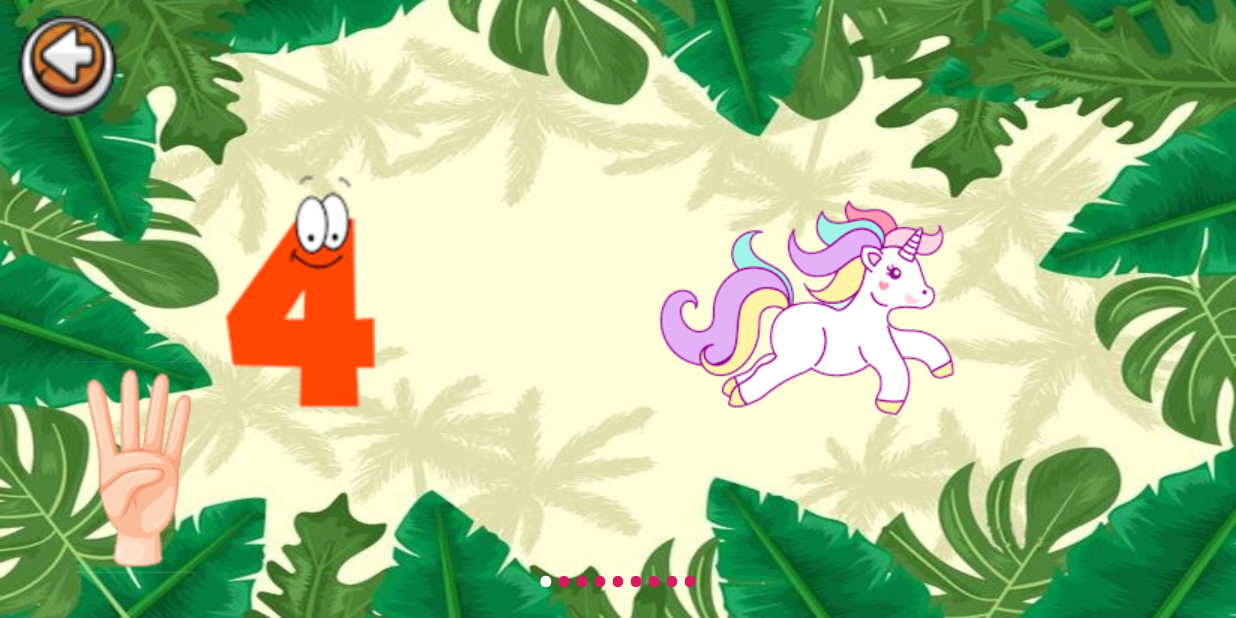
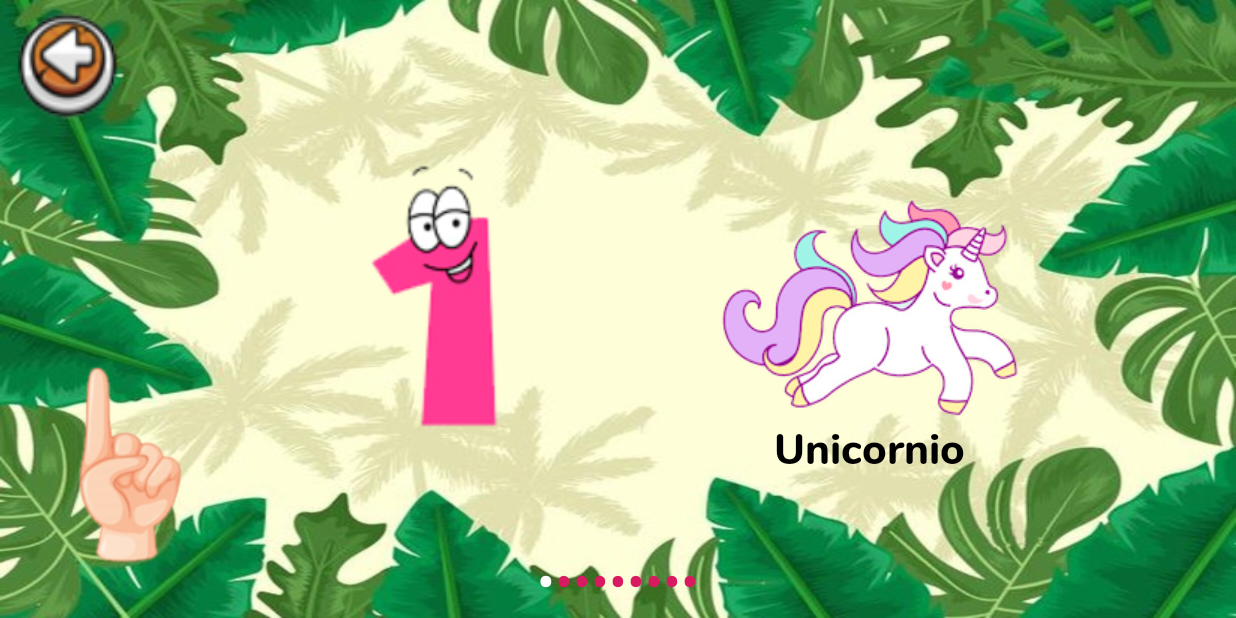
Before and after one commit to emerdeveloper/ZooMathias, an Android app: the RecognizeActivity screen opened directly, with no data from a screen before it, on a phone screen of 824 x 412 dp (held sideways). Run offline under Robolectric (Android 15) with nearby library versions, the phone set to English and light mode, and no system bars.

Commit message:
change background on recognize

```diff
--- a/app/src/main/java/co/com/zoomathias/zoomathias/RecognizeActivity.kt
+++ b/app/src/main/java/co/com/zoomathias/zoomathias/RecognizeActivity.kt
@@ -21,6 +21,7 @@ class RecognizeActivity : AppCompatActivity() {
         img_return.setOnClickListener { finish() }
         sliderAdapter = CountViewPagerAdapter(this)
         viewPagerContainer.adapter = sliderAdapter
+        img_background.tag = "jungle"
 
         addIndicators(0)
         viewPagerContainer?.addOnPageChangeListener(object : ViewPager.OnPageChangeListener {
@@ -33,6 +34,17 @@ class RecognizeActivity : AppCompatActivity() {
             }
             override fun onPageSelected(position: Int) {
                 addIndicators(position)
+                if (position == 1 || position == 2) {
+                    if (img_background.tag == "jungle") {
+                        img_background.setImageResource(R.drawable.img_count_background_water)
+                        img_background.tag = "water"
+                    }
+                } else {
+                    if (img_background.tag == "water") {
+                        img_background.setImageResource(R.drawable.img_count_background_jungle)
+                        img_background.tag = "jungle"
+                    }
+                }
             }
 
         })
--- a/app/src/main/java/co/com/zoomathias/zoomathias/businesslogic/RecognizeBrain.kt
+++ b/app/src/main/java/co/com/zoomathias/zoomathias/businesslogic/RecognizeBrain.kt
@@ -2,39 +2,71 @@ package co.com.zoomathias.zoomathias.businesslogic
 
 import android.view.View
 import android.widget.ImageView
+import android.widget.TextView
 import co.com.zoomathias.zoomathias.R
+import co.com.zoomathias.zoomathias.models.Recognize
 
 class RecognizeBrain {
 
-    //number
-    //hand
-    //Animal
+    private var resourcesImages = resourcesToPrint()
 
-    private fun numberResourceImages() : ArrayList<Int> {
-        val characters: ArrayList<Int> = ArrayList()
-        characters.add(R.drawable.number_one_recognize)
-        characters.add(R.drawable.number_two_recognize)
-        characters.add(R.drawable.number_three_recognize)
-        characters.add(R.drawable.number_four_recognize)
-        characters.add(R.drawable.number_five_recognize)
-        characters.add(R.drawable.number_six_recognize)
-        characters.add(R.drawable.number_seven_recognize)
-        characters.add(R.drawable.number_eight_recognize)
-        characters.add(R.drawable.number_nine_recognize)
-        return characters
+    fun showNumber(viewNumber: ImageView, position: Int) {
+        viewNumber.setImageResource(resourcesImages[position].number)
     }
 
-    private fun handResourceImages() : ArrayList<Int> {
-        val characters: ArrayList<Int> = ArrayList()
-        characters.add(R.drawable.hand_number_one)
-        characters.add(R.drawable.hand_number_two)
-        characters.add(R.drawable.hand_number_three)
-        characters.add(R.drawable.hand_number_four)
-        characters.add(R.drawable.hand_number_five)
-        characters.add(R.drawable.number_six_recognize)
-        characters.add(R.drawable.number_seven_recognize)
-        characters.add(R.drawable.number_eight_recognize)
-        characters.add(R.drawable.number_nine_recognize)
-        return characters
+    fun showAnimal(viewAnimal: ImageView, animalName: TextView, position: Int) {
+        viewAnimal.setImageResource(resourcesImages[position].animal)
+        animalName.text = resourcesImages[position].animalName
+    }
+
+    fun showHands(viewHandOne: ImageView, viewHandTwo: ImageView, position: Int) {
+        viewHandOne.setImageResource(resourcesImages[position].hand[0])
+        if (position > 4) {
+            viewHandTwo.visibility = View.VISIBLE
+            viewHandTwo.setImageResource(resourcesImages[position].hand[1])
+        } else {
+            viewHandTwo.visibility = View.GONE
+        }
+    }
+
+    fun getResourceCount(): Int {
+        return resourcesImages.size
+    }
+
+    private fun resourcesToPrint(): ArrayList<Recognize> {
+        val resources: ArrayList<Recognize> = ArrayList()
+        var hands: ArrayList<Int> = ArrayList()
+        hands.add(R.drawable.hand_number_one)
+        resources.add(Recognize(R.drawable.number_one, hands, R.drawable.animal_r_unicorn, "Unicornio"))
+        hands = ArrayList()
+        hands.add(R.drawable.hand_number_two)
+        resources.add(Recognize(R.drawable.number_two, hands, R.drawable.animal_r_dolphin, "Delfin"))
+        hands = ArrayList()
+        hands.add(R.drawable.hand_number_three)
+        resources.add(Recognize(R.drawable.number_three, hands, R.drawable.animal_r_shark, "Tiburón"))
+        hands = ArrayList()
+        hands.add(R.drawable.hand_number_four)
+        resources.add(Recognize(R.drawable.number_four, hands, R.drawable.animal_r_kangaroo, "Canguro"))
+        hands = ArrayList()
+        hands.add(R.drawable.hand_number_five)
+        resources.add(Recognize(R.drawable.number_five, hands, R.drawable.animal_r_camel, "Camello"))
+        hands = ArrayList()
+        hands.add(R.drawable.hand_number_five)
+        hands.add(R.drawable.hand_number_one)
+        resources.add(Recognize(R.drawable.number_six, hands, R.drawable.animal_r_snake, "Serpiente"))
+        hands = ArrayList()
+        hands.add(R.drawable.hand_number_five)
+        hands.add(R.drawable.hand_number_two)
+        resources.add(Recognize(R.drawable.number_seven, hands, R.drawable.animal_r_toad, "Sapo"))
+        hands = ArrayList()
+        hands.add(R.drawable.hand_number_five)
+        hands.add(R.drawable.hand_number_three)
+        resources.add(Recognize(R.drawable.number_eight, hands, R.drawable.animal_r_bear, "Oso"))
+        hands = ArrayList()
+        hands.add(R.drawable.hand_number_five)
+        hands.add(R.drawable.hand_number_four)
+        resources.add(Recognize(R.drawable.number_nine, hands, R.drawable.animal_r_otter, "Nutria"))
+
+        return resources
     }
 }
--- /dev/null
+++ b/app/src/main/java/co/com/zoomathias/zoomathias/models/Recognize.kt
@@ -0,0 +1,3 @@
+package co.com.zoomathias.zoomathias.models
+
+data class Recognize (val number: Int, val hand: ArrayList<Int>, val animal: Int, val animalName: String)
--- a/app/src/main/java/co/com/zoomathias/zoomathias/utils/CountViewPagerAdapter.kt
+++ b/app/src/main/java/co/com/zoomathias/zoomathias/utils/CountViewPagerAdapter.kt
@@ -5,23 +5,30 @@ import android.view.LayoutInflater
 import android.view.View
 import android.view.ViewGroup
 import android.widget.ImageView
+import android.widget.TextView
 import androidx.constraintlayout.widget.ConstraintLayout
 import androidx.viewpager.widget.PagerAdapter
 import co.com.zoomathias.zoomathias.R
+import co.com.zoomathias.zoomathias.businesslogic.RecognizeBrain
 
 class CountViewPagerAdapter(private val mContext: Context) : PagerAdapter() {
 
     lateinit var layoutInflater: LayoutInflater
-
-    private var numberImages = numberResourceImages()
+    private val recognizeBrain = RecognizeBrain()
 
     override fun instantiateItem(container: ViewGroup, position: Int): Any {
         layoutInflater = mContext.getSystemService(Context.LAYOUT_INFLATER_SERVICE) as LayoutInflater
         var view = layoutInflater.inflate(R.layout.slider_recognize, container, false)
 
-        var numberImages = view.findViewById<ImageView>(R.id.img_number)
-        var handImages = view.findViewById<ImageView>(R.id.img_hand)
-        var animalImages = view.findViewById<ImageView>(R.id.animal_recognize)
+        var numberImage = view.findViewById<ImageView>(R.id.img_number)
+        var handImageOne = view.findViewById<ImageView>(R.id.img_hand)
+        var handImageTwo = view.findViewById<ImageView>(R.id.img_hand2)
+        var animalImage = view.findViewById<ImageView>(R.id.animal_recognize)
+        var animalName = view.findViewById<TextView>(R.id.labelAnimalName)
+
+        recognizeBrain.showAnimal(animalImage, animalName, position)
+        recognizeBrain.showNumber(numberImage, position)
+        recognizeBrain.showHands(handImageOne, handImageTwo, position)
 
         container.addView(view)
         return view
@@ -32,34 +39,10 @@ class CountViewPagerAdapter(private val mContext: Context) : PagerAdapter() {
     }
 
     override fun getCount(): Int {
-        return numberImages.size
+        return recognizeBrain.getResourceCount()
     }
 
     override fun destroyItem(container: ViewGroup, position: Int, o: Any) {
         container.removeView(o as ConstraintLayout)
     }
-
-    private fun numberResourceImages() : ArrayList<Int> {
-        val characters: ArrayList<Int> = ArrayList()
-        characters.add(R.drawable.number_one_recognize)
-        characters.add(R.drawable.number_two_recognize)
-        characters.add(R.drawable.number_three_recognize)
-        characters.add(R.drawable.number_four_recognize)
-        characters.add(R.drawable.number_five_recognize)
-        characters.add(R.drawable.number_six_recognize)
-        characters.add(R.drawable.number_seven_recognize)
-        characters.add(R.drawable.number_eight_recognize)
-        characters.add(R.drawable.number_nine_recognize)
-        return characters
-    }
-
-    private fun handResourceImages() : ArrayList<Int> {
-        val characters: ArrayList<Int> = ArrayList()
-        characters.add(R.drawable.hand_number_one)
-        characters.add(R.drawable.hand_number_two)
-        characters.add(R.drawable.hand_number_three)
-        characters.add(R.drawable.hand_number_four)
-        characters.add(R.drawable.hand_number_five)
-        return characters
-    }
 }
--- a/app/src/main/res/layout/slider_recognize.xml
+++ b/app/src/main/res/layout/slider_recognize.xml
@@ -9,23 +9,48 @@
     <ImageView
             android:id="@+id/img_hand"
             android:layout_width="wrap_content"
-            android:layout_height="wrap_content"
+            android:layout_height="140dp"
             android:layout_marginStart="50dp"
             android:layout_marginBottom="30dp"
+            android:adjustViewBounds="true"
+            android:cropToPadding="true"
             app:layout_constraintBottom_toBottomOf="parent"
             app:layout_constraintStart_toStartOf="parent"
             app:srcCompat="@drawable/hand_number_four" />
 
     <ImageView
+            android:id="@+id/img_hand2"
+            android:layout_width="wrap_content"
+            android:layout_height="140dp"
+            android:layout_marginStart="10dp"
+            android:layout_marginBottom="30dp"
+            android:adjustViewBounds="true"
+            android:cropToPadding="true"
+            app:layout_constraintBottom_toBottomOf="parent"
+            app:layout_constraintStart_toEndOf="@+id/img_hand"
+            app:srcCompat="@drawable/hand_number_one" />
+
+    <ImageView
             android:id="@+id/img_number"
             android:layout_width="100dp"
             android:layout_height="200dp"
-            android:layout_marginStart="20dp"
             android:layout_marginBottom="20dp"
             app:layout_constraintBottom_toBottomOf="parent"
-            app:layout_constraintStart_toEndOf="@+id/img_hand"
+            app:layout_constraintEnd_toStartOf="@+id/guideline3"
+            app:layout_constraintStart_toEndOf="@+id/img_hand2"
             app:layout_constraintTop_toTopOf="parent"
             app:srcCompat="@drawable/number_four" />
+
+    <View
+            android:id="@+id/guideline3"
+            android:layout_width="10dp"
+            android:layout_height="10dp"
+            android:background="@android:color/transparent"
+            android:orientation="vertical"
+            app:layout_constraintBottom_toBottomOf="parent"
+            app:layout_constraintEnd_toEndOf="parent"
+            app:layout_constraintStart_toEndOf="@+id/img_hand"
+            app:layout_constraintTop_toTopOf="parent" />
 
     <ImageView
             android:id="@+id/animal_recognize"
@@ -34,9 +59,23 @@
             android:adjustViewBounds="true"
             android:cropToPadding="true"
             app:layout_constraintBottom_toBottomOf="parent"
-            app:layout_constraintEnd_toEndOf="parent"
-            app:layout_constraintStart_toEndOf="@+id/img_number"
+            app:layout_constraintStart_toEndOf="@+id/guideline3"
             app:layout_constraintTop_toTopOf="parent"
-            app:srcCompat="@drawable/animal_r_unicorn" />
+            app:srcCompat="@drawable/animal_r_kangaroo" />
+
+    <TextView
+            android:id="@+id/labelAnimalName"
+            style="@style/FontNunitoExtraBoldBlackBase"
+            android:layout_width="wrap_content"
+            android:layout_height="wrap_content"
+            android:text="Canguro"
+            android:textAlignment="center"
+            android:textColor="#000000"
+            android:textSize="28dp"
+            app:layout_constraintEnd_toEndOf="@+id/animal_recognize"
+            app:layout_constraintStart_toEndOf="@+id/guideline3"
+            app:layout_constraintTop_toBottomOf="@+id/animal_recognize" />
+
+
 
 </androidx.constraintlayout.widget.ConstraintLayout>
```
Also changed, not shown: app/src/main/res/drawable/hand_number_five.png, app/src/main/res/drawable/hand_number_four.png.
